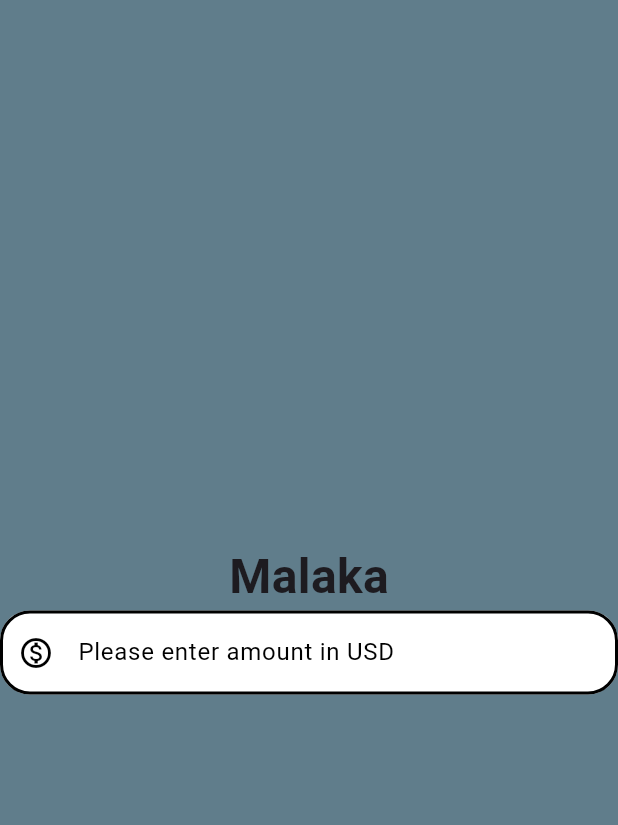
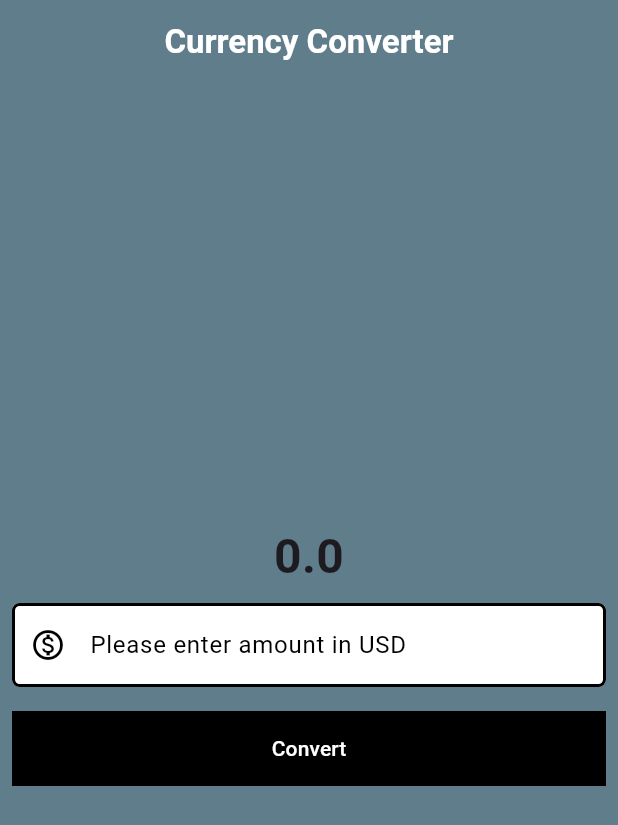
Before and after one commit to malaka96/first-flutter-project, a Flutter app: the screen it shows after launch, on a phone screen of 412 x 824 dp. Shown: the top 825 px of the screen. Run offline on Flutter 3.47's test engine with Material 3 defaults, Android fonts, the phone set to English and light mode, and no system bars.

Commit message:
add button, add converting currency mech

```diff
--- a/lib/currency_converter_materialapp.dart
+++ b/lib/currency_converter_materialapp.dart
@@ -1,26 +1,48 @@
 import 'package:flutter/material.dart';
 
-class CurrencyConverter extends StatelessWidget {
-  const CurrencyConverter({super.key});
+class CurrencyConverterMaterialPage extends StatefulWidget {
+  const CurrencyConverterMaterialPage({super.key});
 
+  @override
+  State<CurrencyConverterMaterialPage> createState() {
+    return _CurrencyConverterMaterialPage();
+  }
+}
+
+class _CurrencyConverterMaterialPage
+    extends State<CurrencyConverterMaterialPage> {
+  double result = 0;
+  final TextEditingController textEditingController = TextEditingController();
   @override
   Widget build(BuildContext context) {
     final border = OutlineInputBorder(
       borderSide: BorderSide(width: 2.0, style: BorderStyle.solid),
-      borderRadius: BorderRadius.all(Radius.circular(20)),
+      borderRadius: BorderRadius.all(Radius.circular(5)),
     );
 
     return Scaffold(
+      appBar: AppBar(
+        backgroundColor: Colors.blueGrey,
+        elevation: 0,
+        title: Text(
+          'Currency Converter',
+          style: TextStyle(color: Colors.white, fontWeight: FontWeight.bold),
+        ),
+        centerTitle: true,
+      ),
       backgroundColor: Colors.blueGrey,
       body: Center(
         child: Column(
           mainAxisAlignment: MainAxisAlignment.center,
           children: [
             Text(
-              "Malaka",
+              result.toString(),
               style: TextStyle(fontSize: 32, fontWeight: FontWeight.bold),
             ),
-            TextField(
+            Padding(
+              padding: const EdgeInsets.all(8.0),
+              child: TextField(
+                controller: textEditingController,
                 style: TextStyle(color: Colors.black),
                 decoration: InputDecoration(
                   hintText: 'Please enter amount in USD',
@@ -32,6 +54,27 @@ class CurrencyConverter extends StatelessWidget {
                   focusedBorder: border,
                   enabledBorder: border,
                 ),
+                keyboardType: TextInputType.numberWithOptions(decimal: true),
+              ),
+            ),
+            Padding(
+              padding: const EdgeInsets.all(8.0),
+              child: TextButton(
+                onPressed: () {
+                  setState(() {
+                    result = double.parse(textEditingController.text) * 290;
+                  });
+                },
+                style: TextButton.styleFrom(
+                  backgroundColor: Colors.black,
+                  foregroundColor: Colors.white,
+                  minimumSize: Size(double.infinity, 50),
+                  shape: RoundedRectangleBorder(
+                    borderRadius: BorderRadius.zero,
+                  ),
+                ),
+                child: Text('Convert'),
+              ),
             ),
           ],
         ),
--- a/lib/main.dart
+++ b/lib/main.dart
@@ -10,6 +10,6 @@ class MyApp extends StatelessWidget {
 
   @override
   Widget build(BuildContext context) {
-    return const MaterialApp(home: CurrencyConverter());
+    return const MaterialApp(home: CurrencyConverterMaterialPage());
   }
 }
```
Lines whose indentation alone changed are shown as unchanged.
